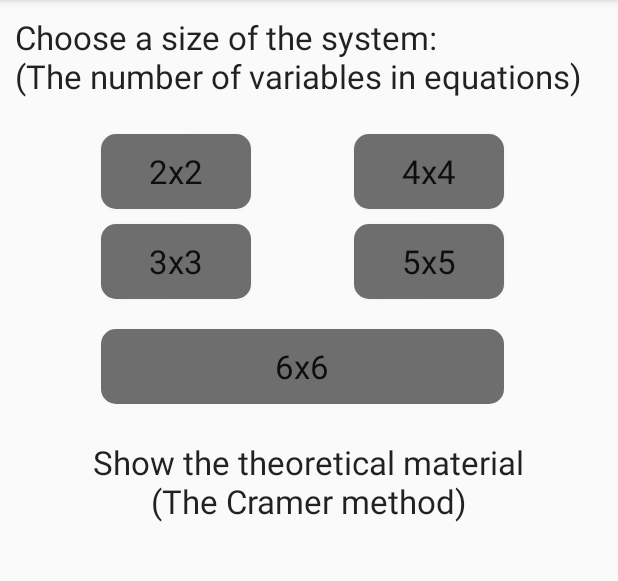
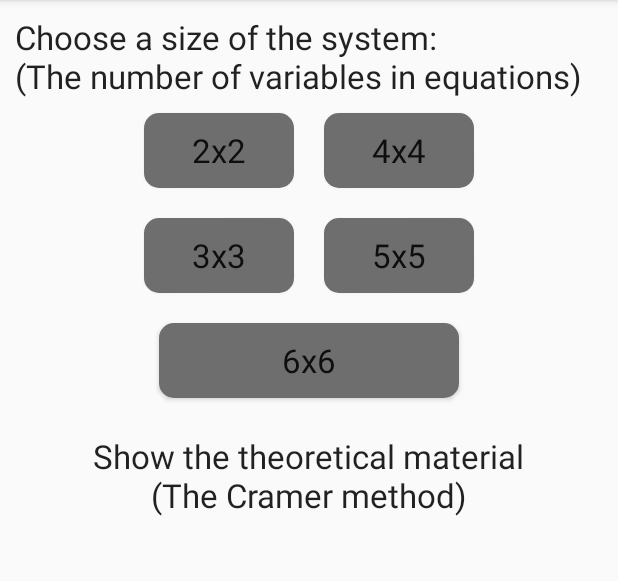
Before and after one commit to SergLam/SysEquSol, an Android app: the screen it shows after launch (MainActivity), on a phone screen of 412 x 824 dp, the part 84-665 px from its top. Run offline under Robolectric (Android 15) with nearby library versions, the phone set to English and light mode, and no system bars; our stand-ins replace AdMob, ButterKnife.

Commit message:
Fixes for 3*3 and main screen

```diff
--- a/app/build.gradle
+++ b/app/build.gradle
@@ -2,13 +2,13 @@ apply plugin: 'com.android.application'
 
 android {
     compileSdkVersion 25
-    buildToolsVersion "25.0.0"
+    buildToolsVersion '26.0.2'
     defaultConfig {
         applicationId "com.samurai.sysequsol"
         minSdkVersion 17
         targetSdkVersion 25
-        versionCode 10
-        versionName "4.6"
+        versionCode 11
+        versionName "4.7"
         setProperty("archivesBaseName", "Sys_Equ_Solver")
     }
     buildTypes {
--- a/app/src/main/java/com/samurai/sysequsol/ui/solution_x3/Solution_x3_Logic.java
+++ b/app/src/main/java/com/samurai/sysequsol/ui/solution_x3/Solution_x3_Logic.java
@@ -239,6 +239,7 @@ public class Solution_x3_Logic {
         StringBuilder sb = new StringBuilder();
         for (int j = 0; j < s; j++) {
             sb.append(gm.dts(arr[0][j]) + "*" + gm.dts(arr[1][j + 1]) + "*" + gm.dts(arr[2][j + 2]) + "+");
+            sb.append("\n");
         }
         sb.setCharAt(sb.length() - 1, '-');
         String p_sum = sb.toString();
@@ -247,6 +248,7 @@ public class Solution_x3_Logic {
         // Move by columns
         for (int j = size - 1; j > 1; j--) {
             sb.append(gm.dts(arr[0][j]) + "*" + gm.dts(arr[1][j - 1]) + "*" + gm.dts(arr[2][j - 2]) + "-");
+            sb.append("\n");
         }
         String n_sum = sb.toString();
         n_sum = n_sum.substring(0, n_sum.length() - 1);
--- a/app/src/main/res/layout/activity_main.xml
+++ b/app/src/main/res/layout/activity_main.xml
@@ -29,6 +29,15 @@
         android:layout_alignParentLeft="true"
         android:layout_alignParentStart="true" />
 
+    <RelativeLayout xmlns:android="http://schemas.android.com/apk/res/android"
+        xmlns:tools="http://schemas.android.com/tools"
+        android:id="@+id/buttonLay"
+        android:layout_width="match_parent"
+        android:layout_height="wrap_content"
+        android:layout_below="@+id/main_title"
+        android:layout_centerHorizontal="true"
+        android:gravity="center">
+
     <Button
         android:text="2x2"
         android:textAppearance="@style/Base.TextAppearance.AppCompat.Large"
@@ -37,11 +46,9 @@
         android:id="@+id/btn_2x2"
         android:background="@drawable/round_btn"
         android:layout_marginTop="24dp"
-        android:layout_below="@+id/main_title"
         android:layout_alignParentLeft="true"
         android:layout_alignParentStart="true"
-        android:layout_marginLeft="57dp"
-        android:layout_marginStart="57dp"
+        android:layout_margin="10dp"
         android:onClick="x2_solution"/>
 
     <Button
@@ -50,12 +57,9 @@
         android:layout_width="100dp"
         android:layout_height="50dp"
         android:layout_below="@+id/btn_2x2"
-        android:layout_alignLeft="@+id/btn_2x2"
-        android:layout_alignStart="@+id/btn_2x2"
         android:id="@+id/btn_3x3"
         android:background="@drawable/round_btn"
-        android:layout_marginTop="10dp"
-        android:layout_marginBottom="10dp"
+        android:layout_margin="10dp"
         android:onClick="x3_solution"/>
 
     <Button
@@ -65,12 +69,10 @@
         android:layout_height="50dp"
         android:id="@+id/btn_4x4"
         android:background="@drawable/round_btn"
+        android:layout_toEndOf="@id/btn_2x2"
         android:layout_alignBaseline="@+id/btn_2x2"
         android:layout_alignBottom="@+id/btn_2x2"
-        android:layout_alignRight="@+id/main_title"
-        android:layout_alignEnd="@+id/main_title"
-        android:layout_marginRight="51dp"
-        android:layout_marginEnd="51dp"
+        android:layout_margin="10dp"
         android:onClick="x4_solution"/>
 
     <Button
@@ -79,35 +81,36 @@
         android:layout_width="100dp"
         android:layout_height="50dp"
         android:layout_below="@+id/btn_4x4"
-        android:layout_alignRight="@+id/btn_4x4"
-        android:layout_alignEnd="@+id/btn_4x4"
+        android:layout_toEndOf="@id/btn_3x3"
+        android:layout_alignBaseline="@+id/btn_3x3"
+        android:layout_alignBottom="@+id/btn_3x3"
         android:id="@+id/btn_5x5"
         android:background="@drawable/round_btn"
-        android:layout_marginTop="10dp"
-        android:layout_marginBottom="10dp"
+        android:layout_margin="10dp"
         android:onClick="x5_solution"/>
 
     <Button
         android:text="6x6"
         android:textAppearance="@style/Base.TextAppearance.AppCompat.Large"
-        android:layout_width="100dp"
+        android:layout_width="200dp"
         android:layout_height="50dp"
         android:layout_below="@+id/btn_5x5"
         android:id="@+id/btn_6x6"
         android:background="@drawable/round_btn"
-        android:layout_marginTop="10dp"
-        android:layout_marginBottom="10dp"
-        android:layout_alignLeft="@+id/btn_3x3"
+        android:layout_margin="10dp"
+
         android:layout_alignStart="@+id/btn_3x3"
-        android:onClick="x6_solution"
-        android:layout_alignEnd="@+id/btn_5x5" />
+        android:onClick="x6_solution" />
+
+        </RelativeLayout>
+
     <TextView
         android:text="@string/main_faq_vis"
         android:textAppearance="@style/Base.TextAppearance.AppCompat.Large"
         android:textAlignment="center"
         android:layout_width="wrap_content"
         android:layout_height="wrap_content"
-        android:layout_below="@+id/btn_6x6"
+        android:layout_below="@+id/buttonLay"
         android:layout_centerHorizontal="true"
         android:layout_marginTop="14dp"
         android:id="@+id/theory_lb"
```
Also changed, not shown: 1 other file.
